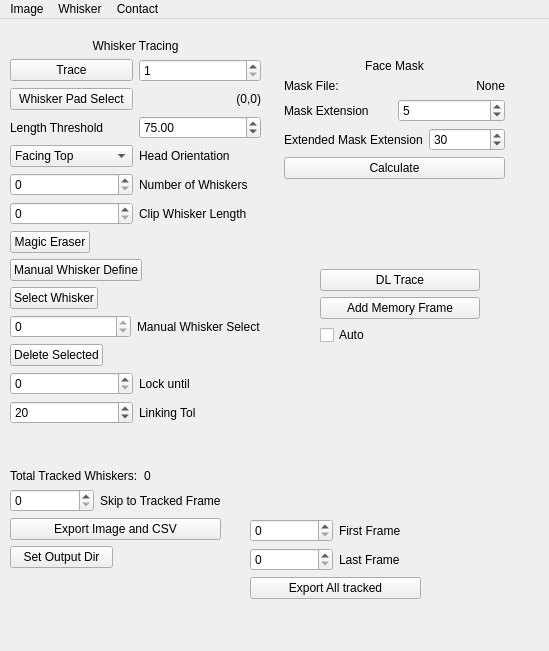
Old version of the form src/WhiskerToolbox/Whisker_Widget/Whisker_Widget.ui in the repository paulmthompson/WhiskerToolbox.
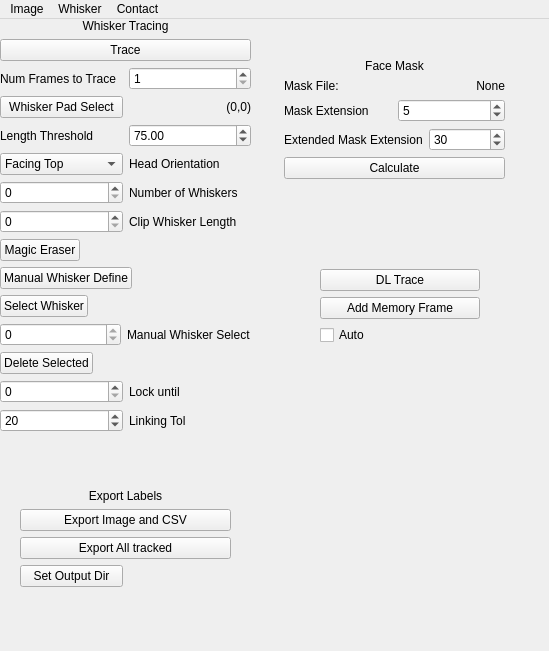
New version of the form.

Commit message: remove whisker widget interface for tracked frames that is superseded by data manager widget

The edit to the form file:
```diff
--- a/src/WhiskerToolbox/Whisker_Widget/Whisker_Widget.ui
+++ b/src/WhiskerToolbox/Whisker_Widget/Whisker_Widget.ui
@@ -131,10 +131,10 @@
    <widget class="QWidget" name="verticalLayoutWidget_2">
     <property name="geometry">
      <rect>
-      <x>10</x>
-      <y>20</y>
+      <x>0</x>
+      <y>0</y>
       <width>251</width>
-      <height>426</height>
+      <height>456</height>
      </rect>
     </property>
     <layout class="QVBoxLayout" name="verticalLayout_2">
@@ -157,6 +157,17 @@
          </property>
         </widget>
        </item>
+      </layout>
+     </item>
+     <item>
+      <layout class="QHBoxLayout" name="horizontalLayout_22">
+       <item>
+        <widget class="QLabel" name="label_4">
+         <property name="text">
+          <string>Num Frames to Trace</string>
+         </property>
+        </widget>
+       </item>
        <item>
         <widget class="QSpinBox" name="num_frames_to_trace">
          <property name="minimum">
@@ -489,57 +500,22 @@
    <widget class="QWidget" name="verticalLayoutWidget_3">
     <property name="geometry">
      <rect>
-      <x>10</x>
-      <y>450</y>
+      <x>20</x>
+      <y>470</y>
       <width>211</width>
       <height>142</height>
      </rect>
     </property>
     <layout class="QVBoxLayout" name="verticalLayout_3">
      <item>
-      <layout class="QHBoxLayout" name="horizontalLayout_17">
-       <item>
-        <widget class="QLabel" name="label_10">
-         <property name="text">
-          <string>Total Tracked Whiskers:</string>
-         </property>
-        </widget>
-       </item>
-       <item>
-        <widget class="QLabel" name="tracked_whisker_count">
-         <property name="text">
-          <string>0</string>
-         </property>
-        </widget>
-       </item>
-      </layout>
-     </item>
-     <item>
-      <layout class="QHBoxLayout" name="horizontalLayout_18">
-       <item>
-        <widget class="QSpinBox" name="tracked_whisker_number">
-         <property name="minimum">
-          <number>0</number>
-         </property>
-         <property name="maximum">
-          <number>1000000</number>
-         </property>
-         <property name="singleStep">
-          <number>1</number>
-         </property>
-         <property name="value">
-          <number>0</number>
-         </property>
-        </widget>
-       </item>
-       <item>
-        <widget class="QLabel" name="label_7">
-         <property name="text">
-          <string>Skip to Tracked Frame</string>
-         </property>
-        </widget>
-       </item>
-      </layout>
+      <widget class="QLabel" name="label_6">
+       <property name="text">
+        <string>Export Labels</string>
+       </property>
+       <property name="alignment">
+        <set>Qt::AlignmentFlag::AlignCenter</set>
+       </property>
+      </widget>
      </item>
      <item>
       <widget class="QPushButton" name="export_image_csv">
@@ -548,6 +524,13 @@
        </property>
       </widget>
      </item>
+     <item>
+      <widget class="QPushButton" name="export_all_tracked">
+       <property name="text">
+        <string>Export All tracked</string>
+       </property>
+      </widget>
+     </item>
      <item>
       <layout class="QHBoxLayout" name="horizontalLayout_19">
        <item>
@@ -584,74 +567,6 @@
      </item>
     </layout>
    </widget>
-   <widget class="QWidget" name="verticalLayoutWidget_4">
-    <property name="geometry">
-     <rect>
-      <x>250</x>
-      <y>500</y>
-      <width>171</width>
-      <height>92</height>
-     </rect>
-    </property>
-    <layout class="QVBoxLayout" name="verticalLayout_4">
-     <item>
-      <layout class="QHBoxLayout" name="horizontalLayout_20">
-       <item>
-        <widget class="QSpinBox" name="export_all_start_spinbox">
-         <property name="maximum">
-          <number>1000000</number>
-         </property>
-        </widget>
-       </item>
-       <item>
-        <widget class="QLabel" name="label_16">
-         <property name="text">
-          <string>First Frame</string>
-         </property>
-        </widget>
-       </item>
-      </layout>
-     </item>
-     <item>
-      <layout class="QHBoxLayout" name="horizontalLayout_21">
-       <item>
-        <widget class="QSpinBox" name="export_all_end_spinbox">
-         <property name="maximum">
-          <number>1000000</number>
-         </property>
-        </widget>
-       </item>
-       <item>
-        <widget class="QLabel" name="label_17">
-         <property name="text">
-          <string>Last Frame</string>
-         </property>
-        </widget>
-       </item>
-      </layout>
-     </item>
-     <item>
-      <widget class="QPushButton" name="export_all_tracked">
-       <property name="text">
-        <string>Export All tracked</string>
-       </property>
-      </widget>
-     </item>
-     <item>
-      <spacer name="verticalSpacer_3">
-       <property name="orientation">
-        <enum>Qt::Orientation::Vertical</enum>
-       </property>
-       <property name="sizeHint" stdset="0">
-        <size>
-         <width>20</width>
-         <height>40</height>
-        </size>
-       </property>
-      </spacer>
-     </item>
-    </layout>
-   </widget>
    <widget class="QWidget" name="verticalLayoutWidget_5">
     <property name="geometry">
      <rect>
```
The commit also changes 2 other files.
